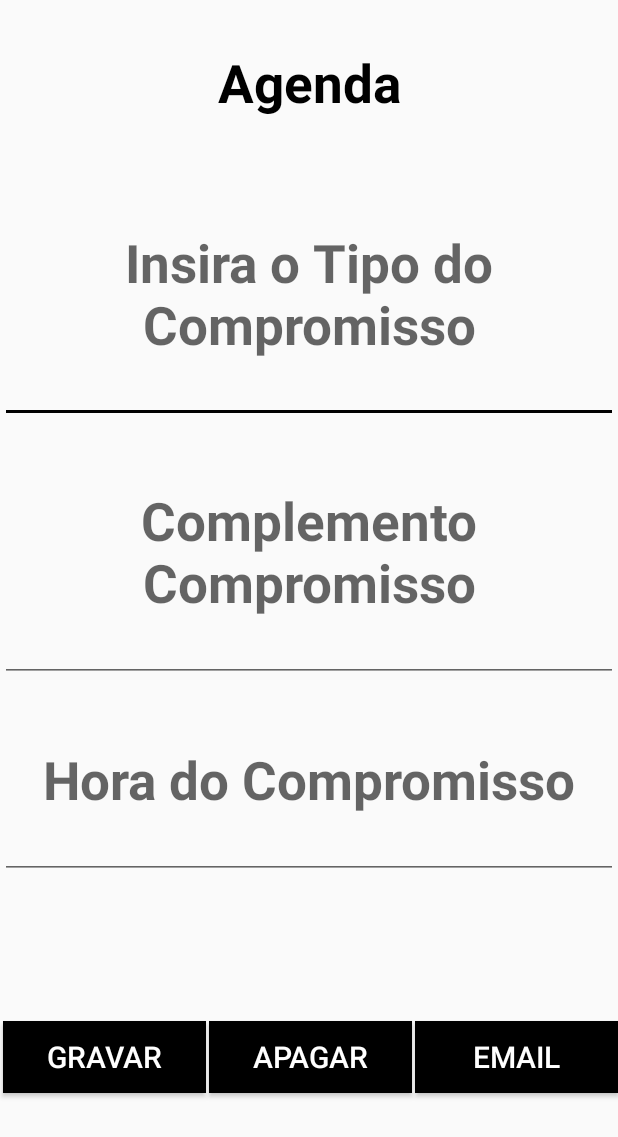
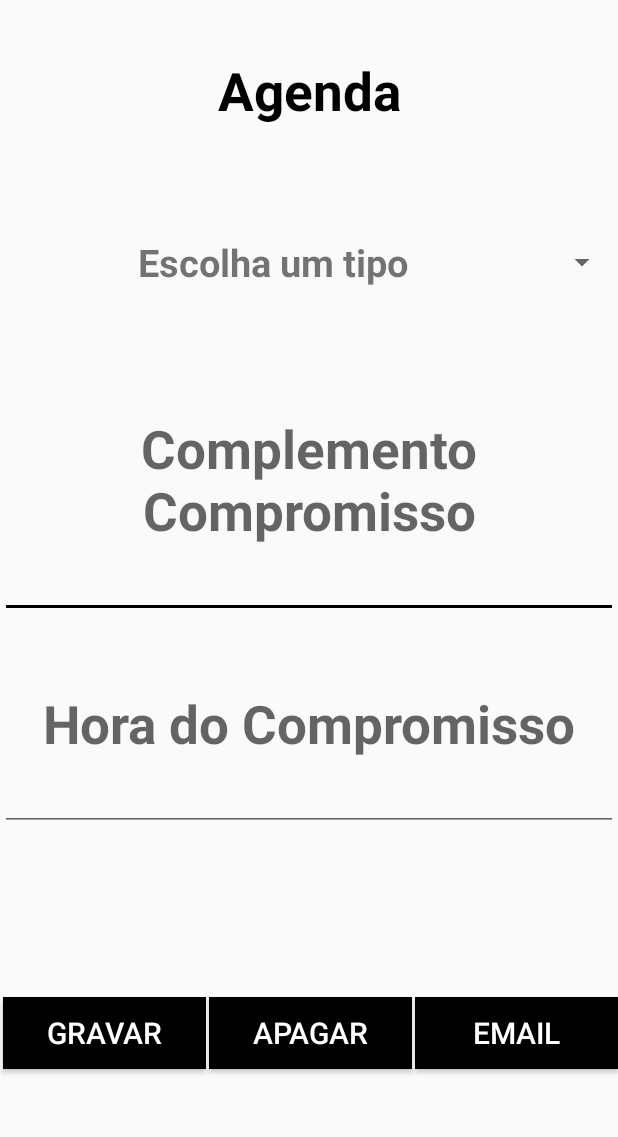
Before and after one commit to ersanbr/Android, an Android app: the AgendaActivity screen opened directly, with no data from a screen before it, on a phone screen of 412 x 824 dp. Shown: the top 1137 px of the screen. Run offline under Robolectric (Android 15) with nearby library versions, the phone set to English and light mode, and no system bars.

Commit message:
Ultimas alterações

```diff
--- a/AgendaProjetoFinal/app/src/main/java/com/example/ersan/agenda/view/AgendaActivity.java
+++ b/AgendaProjetoFinal/app/src/main/java/com/example/ersan/agenda/view/AgendaActivity.java
@@ -1,10 +1,13 @@
 package com.example.ersan.agenda.view;
 
+import android.graphics.Color;
 import android.support.v7.app.AppCompatActivity;
 import android.os.Bundle;
 import android.view.View;
+import android.widget.ArrayAdapter;
 import android.widget.Button;
 import android.widget.EditText;
+import android.widget.Spinner;
 import android.widget.Toast;
 
 import com.example.ersan.agenda.R;
@@ -13,17 +16,25 @@ import com.example.ersan.agenda.model.Compromisso;
 
 public class AgendaActivity extends AppCompatActivity {
 
-    EditText edtCompromissoTipo, edtCompromissoComplmento, edtCompromissoHora;
+    EditText /*edtCompromissoTipo,*/ edtCompromissoComplmento, edtCompromissoHora;
     Button btnGravar, btnEditar, btnEmail, btnApagar;
+    Spinner spnTipoCompromisso;
 
     @Override
     protected void onCreate(Bundle savedInstanceState) {
         super.onCreate(savedInstanceState);
         setContentView(R.layout.activity_agenda);
 
-        edtCompromissoTipo = (EditText) findViewById(R.id.edtCompromissoTipo);
+//        edtCompromissoTipo = (EditText) findViewById(R.id.edtCompromissoTipo);
         edtCompromissoComplmento = (EditText) findViewById(R.id.edtCompromissoComplmento);
         edtCompromissoHora = (EditText) findViewById(R.id.edtCompromissoHora);
+
+        spnTipoCompromisso = (Spinner) findViewById(R.id.spnTipoCompromisso);
+
+        ArrayAdapter<CharSequence> adapter = ArrayAdapter.createFromResource(this, R.array.tipoCompromissos_array, R.layout.spinner_item);
+        adapter.setDropDownViewResource(R.layout.support_simple_spinner_dropdown_item);
+        spnTipoCompromisso.setAdapter(adapter);
+
         btnGravar = (Button) findViewById(R.id.btnGravar);
         btnApagar = (Button) findViewById(R.id.btnApagar);
         btnEditar = (Button) findViewById(R.id.btnEditar);
@@ -33,8 +44,8 @@ public class AgendaActivity extends AppCompatActivity {
         String complemento = getIntent().getStringExtra("CompromissoComplmento");
         String hora = getIntent().getStringExtra("CompromissoHora");
         if (tipo != null && complemento != null && hora != null){
-            edtCompromissoTipo.setText(tipo);
-            edtCompromissoTipo.setEnabled(false);
+            spnTipoCompromisso.setSelection(adapter.getPosition(tipo));
+            spnTipoCompromisso.setEnabled(false);
             edtCompromissoHora.setText(hora);
             edtCompromissoHora.setEnabled(false);
             edtCompromissoComplmento.setText(complemento);
@@ -47,12 +58,12 @@ public class AgendaActivity extends AppCompatActivity {
     }
 
     public void btnGravarClick(View view) {
-        if (!edtCompromissoTipo.getText().toString().equals("")){
+        if (!spnTipoCompromisso.getSelectedItem().toString().equals("Escolha um tipo")/*!edtCompromissoTipo.getText().toString().equals("")*/){
             Compromisso com = new Compromisso();
-            com.setTipo(edtCompromissoTipo.getText().toString());
+            com.setTipo(spnTipoCompromisso.getSelectedItem().toString());
             com.setComplemento(edtCompromissoComplmento.getText().toString());
             com.setHora(edtCompromissoHora.getText().toString());
-            CompromissosDal.adiconaCompromisso(com);
+            CompromissosDal.adicionaCompromisso(this,com);
 //            edtCompromissoTipo.setText("");
 //            edtCompromissoHora.setText("");
 //            edtCompromissoComplmento.setText("");
@@ -61,6 +72,7 @@ public class AgendaActivity extends AppCompatActivity {
 
         } else {
             Toast.makeText(this, "Favor preencher o tipo de agendamento", Toast.LENGTH_LONG).show();
+            spnTipoCompromisso.setBackgroundColor(Color.parseColor("#479cf4"));
         }
 
     }
--- a/AgendaProjetoFinal/app/src/main/java/com/example/ersan/agenda/view/ListaCompromissosActivity.java
+++ b/AgendaProjetoFinal/app/src/main/java/com/example/ersan/agenda/view/ListaCompromissosActivity.java
@@ -24,7 +24,7 @@ public class ListaCompromissosActivity extends AppCompatActivity {
 
         lstCompromissos = (ListView) findViewById(R.id.lstCompromissos);
 
-        ArrayAdapterCompromissos arrayAdapterCompromissos = new ArrayAdapterCompromissos(this, CompromissosDal.listarCompromissos());
+        ArrayAdapterCompromissos arrayAdapterCompromissos = new ArrayAdapterCompromissos(this, CompromissosDal.listarCompromissos(this));
 
         lstCompromissos.setAdapter(arrayAdapterCompromissos);
 
--- a/AgendaProjetoFinal/app/src/main/java/com/example/ersan/agenda/view/MainActivity.java
+++ b/AgendaProjetoFinal/app/src/main/java/com/example/ersan/agenda/view/MainActivity.java
@@ -27,7 +27,7 @@ public class MainActivity extends AppCompatActivity {
 
 
         lstCompromissos = (ListView) findViewById(R.id.lstCompromissos);
-        arrayAdapterCompromissos = new ArrayAdapterCompromissos(this, CompromissosDal.listarCompromissos());
+        arrayAdapterCompromissos = new ArrayAdapterCompromissos(this, CompromissosDal.listarCompromissos(this));
         lstCompromissos.setAdapter(arrayAdapterCompromissos);
 
 
--- a/AgendaProjetoFinal/app/src/main/res/layout/activity_agenda.xml
+++ b/AgendaProjetoFinal/app/src/main/res/layout/activity_agenda.xml
@@ -27,16 +27,24 @@
         android:layout_height="wrap_content"
         android:layout_weight="1"
         android:gravity="center">
+        <Spinner
+            android:layout_width="wrap_content"
+            android:layout_height="wrap_content"
+            android:id="@+id/spnTipoCompromisso"
+            android:textAlignment="center"
+            android:layout_weight="1"
+            />
 
-        <EditText
+        <!--<EditText
             android:id="@+id/edtCompromissoTipo"
             android:layout_width="match_parent"
-            android:layout_height="match_parent"
+            android:layout_height="wrap_content"
             android:gravity="center_vertical"
             android:hint="Insira o Tipo do Compromisso"
             android:textAlignment="center"
-            android:textSize="35sp"
-            android:textStyle="bold" />
+            android:textSize="20sp"
+            android:textStyle="bold"
+            android:layout_weight="1"/>-->
     </LinearLayout>
 
     <LinearLayout
--- a/AgendaProjetoFinal/app/src/main/res/layout/spinner_item.xml
+++ b/AgendaProjetoFinal/app/src/main/res/layout/spinner_item.xml
@@ -1,6 +1,9 @@
 <?xml version="1.0" encoding="utf-8"?>
 <TextView xmlns:android="http://schemas.android.com/apk/res/android"
+    android:id="@android:id/text1"
     android:layout_width="match_parent"
-    android:layout_height="match_parent">
-
-</TextView>
+    android:layout_height="wrap_content"
+    android:textSize="25sp"
+    android:textStyle="bold"
+    android:layout_gravity="center"
+    android:textAlignment="center"/>
--- a/AgendaProjetoFinal/app/src/main/res/values/tipoCompromissos.xml
+++ b/AgendaProjetoFinal/app/src/main/res/values/tipoCompromissos.xml
@@ -1,6 +1,7 @@
 <?xml version="1.0" encoding="utf-8"?>
 <resources>
     <string-array name="tipoCompromissos_array">
+        <item>Escolha um tipo</item>
         <item>Aniversário</item>
         <item>Dentista</item>
         <item>Exame</item>
```
Also changed, not shown: AgendaProjetoFinal/app/src/main/java/com/example/ersan/agenda/dal/Banco.java (+42 -15 lines), AgendaProjetoFinal/app/src/main/java/com/example/ersan/agenda/dal/CompromissosDal.java (+14 -10 lines), AgendaProjetoFinal/app/src/main/java/com/example/ersan/agenda/dal/Contrato.java (+1 -6 lines), AgendaProjetoFinal/app/src/main/res/layout/spinner_dropdown_item.xml (+5 -3 lines), 1 other file.
